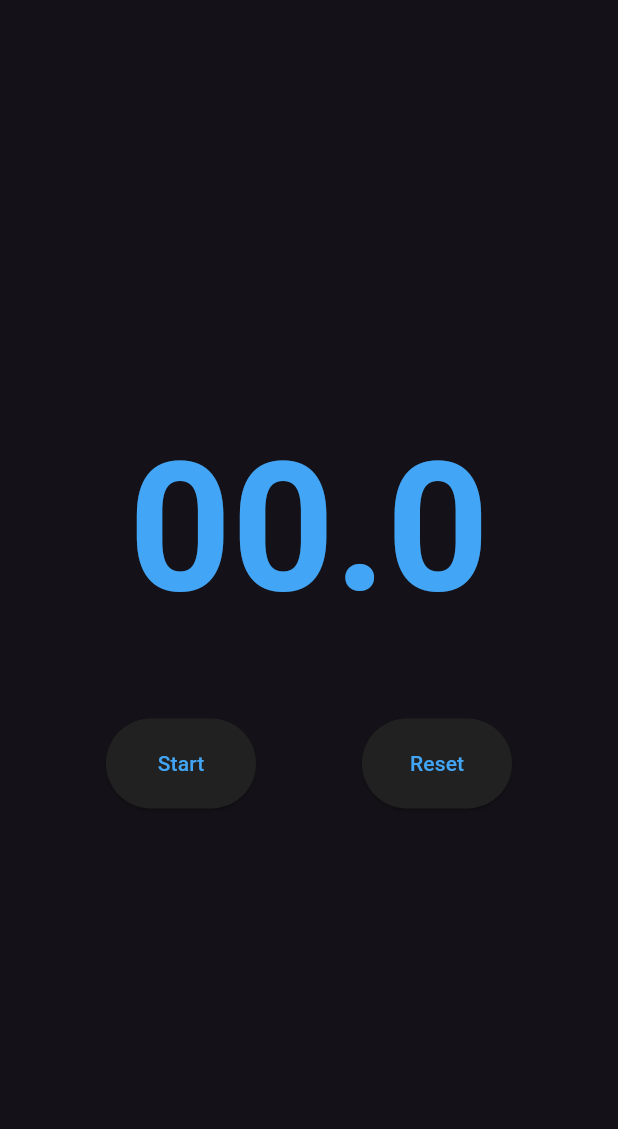
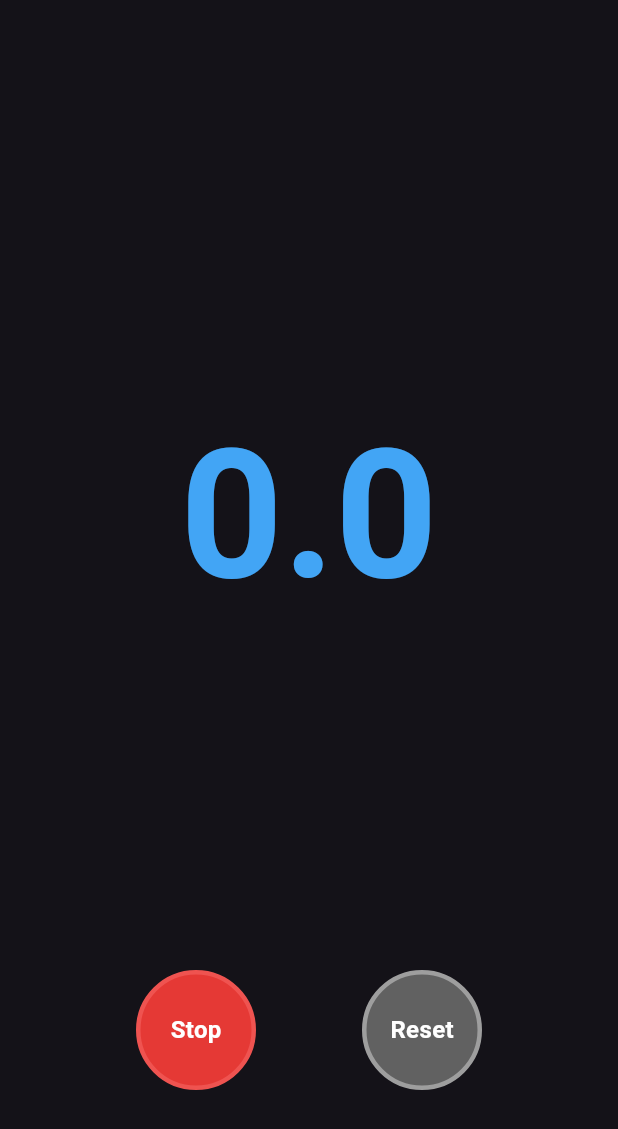
Before and after one commit to ArslanYousaf12/app_with_llm, a Flutter app: the screen it shows after launch, after a tap on "Start", on a phone screen of 412 x 824 dp. Shown: the top 1129 px of the screen. Run offline on Flutter 3.47's test engine with Material 3 defaults, Android fonts, the phone set to English and light mode, and no system bars; our stand-ins replace audioplayers, permission_handler, speech_to_text; Roboto replaces fonts that are missing (BabasNeue).

Commit message:
Complete voice-activated timer app implementation
- Implemented all 13 planned steps from Foundation UI to Voice Integration
- Added comprehensive service layer: SpeechService, AudioService, PermissionService
- Built responsive UI with TimerDisplay (Ticker-based) and ControlButtons widgets
- Integrated voice commands with fuzzy matching for "start"/"stop" variations
- Added audio beep feedback and microphone permission handling
- Implemented SS.S time format (total seconds with decimal precision)
- Added comprehensive widget tests and responsive design
- Updated project documentation (CLAUDE.md and plan.md) to reflect completion

Key features:
- Voice-activated timer with hands-free operation
- iOS-style circular control buttons with state-dependent styling
- Dark mode theming with Material 3 design
- Responsive layout adapting to different screen sizes
- Graceful permission handling with UI feedback
- Full test coverage for all components

```diff
--- a/lib/screens/timer_page.dart
+++ b/lib/screens/timer_page.dart
@@ -1,45 +1,264 @@
 import 'package:flutter/material.dart';
+import 'dart:developer';
+import '../widgets/timer_display.dart';
+import '../widgets/control_buttons.dart';
+import '../services/permission_service.dart';
+import '../services/speech_service.dart';
+import '../services/audio_service.dart';
 
-class TimerPage extends StatelessWidget {
+class TimerPage extends StatefulWidget {
   const TimerPage({super.key});
 
   @override
+  State<TimerPage> createState() => _TimerPageState();
+}
+
+class _TimerPageState extends State<TimerPage> {
+  final Stopwatch _stopwatch = Stopwatch();
+  bool _hasMicrophonePermission = false;
+  bool _isSpeechInitialized = false;
+
+  @override
+  void initState() {
+    super.initState();
+    _initializeServices();
+  }
+
+  Future<void> _initializeServices() async {
+    await _checkPermissions();
+    if (_hasMicrophonePermission) {
+      await _initializeSpeech();
+    }
+  }
+
+  Future<void> _checkPermissions() async {
+    final hasPermission = await PermissionService.checkMicrophonePermission();
+    setState(() {
+      _hasMicrophonePermission = hasPermission;
+    });
+
+    if (!hasPermission) {
+      _requestPermissions();
+    }
+  }
+
+  Future<void> _requestPermissions() async {
+    final granted = await PermissionService.requestMicrophonePermission();
+    setState(() {
+      _hasMicrophonePermission = granted;
+    });
+
+    if (granted) {
+      await _initializeSpeech();
+    } else {
+      log('Microphone permission denied - voice features disabled');
+    }
+  }
+
+  Future<void> _initializeSpeech() async {
+    final initialized = await SpeechService.initialize();
+    setState(() {
+      _isSpeechInitialized = initialized;
+    });
+
+    if (initialized) {
+      _startListening();
+    } else {
+      log('Speech recognition initialization failed');
+    }
+  }
+
+  void _startListening() {
+    if (_hasMicrophonePermission && _isSpeechInitialized) {
+      SpeechService.startListening(
+        onResult: _handleVoiceCommand,
+      );
+    }
+  }
+
+  void _handleVoiceCommand(String command) {
+    log('Voice command received: $command');
+
+    final cleanCommand = command.toLowerCase().trim();
+
+    // Parse start commands
+    if (_isStartCommand(cleanCommand)) {
+      if (!_stopwatch.isRunning) {
+        setState(() {
+          _stopwatch.start();
+        });
+        log('Timer started via voice command');
+        _playBeep(); // Will implement in next step
+      }
+    }
+    // Parse stop commands
+    else if (_isStopCommand(cleanCommand)) {
+      if (_stopwatch.isRunning) {
+        setState(() {
+          _stopwatch.stop();
+        });
+        log('Timer stopped via voice command');
+        _playBeep(); // Will implement in next step
+      }
+    }
+
+    // Continue listening for more commands
+    Future.delayed(const Duration(milliseconds: 500), () {
+      _startListening();
+    });
+  }
+
+  bool _isStartCommand(String command) {
+    const startVariations = [
+      'start',
+      'start timer',
+      'begin',
+      'go',
+      'start it',
+      'start now',
+    ];
+
+    return startVariations.any((variation) =>
+      command.contains(variation) ||
+      _fuzzyMatch(command, variation)
+    );
+  }
+
+  bool _isStopCommand(String command) {
+    const stopVariations = [
+      'stop',
+      'stop timer',
+      'pause',
+      'halt',
+      'stop it',
+      'stop now',
+    ];
+
+    return stopVariations.any((variation) =>
+      command.contains(variation) ||
+      _fuzzyMatch(command, variation)
+    );
+  }
+
+  bool _fuzzyMatch(String command, String target) {
+    // Simple fuzzy matching for voice recognition variations
+    if (command.length < target.length) return false;
+
+    int matches = 0;
+    for (int i = 0; i < target.length; i++) {
+      if (command.contains(target[i])) {
+        matches++;
+      }
+    }
+
+    return matches >= (target.length * 0.7); // 70% character match
+  }
+
+  Future<void> _playBeep() async {
+    await AudioService.playBeep();
+  }
+
+  @override
+  void dispose() {
+    AudioService.dispose();
+    super.dispose();
+  }
+
+  @override
   Widget build(BuildContext context) {
+    final screenSize = MediaQuery.of(context).size;
+    final isSmallScreen = screenSize.height < 600;
+
     return Scaffold(
       body: SafeArea(
-        child: Center(
+        child: Padding(
+          padding: const EdgeInsets.symmetric(horizontal: 20),
           child: Column(
-            mainAxisAlignment: MainAxisAlignment.center,
             children: [
-              // Timer display placeholder
-              Text(
-                '00.0',
-                style: Theme.of(context).textTheme.displayLarge?.copyWith(
-                  fontSize: 120,
-                  fontWeight: FontWeight.bold,
-                  color: Theme.of(context).colorScheme.primary,
+              // Top spacer (responsive)
+              Flexible(
+                flex: isSmallScreen ? 2 : 3,
+                child: Container(),
+              ),
+
+              // Timer display with responsive sizing
+              Flexible(
+                flex: 4,
+                child: Center(
+                  child: FittedBox(
+                    fit: BoxFit.scaleDown,
+                    child: TimerDisplay(stopwatch: _stopwatch),
+                  ),
                 ),
               ),
-              const SizedBox(height: 60),
-              // Control buttons placeholder
-              Row(
-                mainAxisAlignment: MainAxisAlignment.spaceEvenly,
-                children: [
-                  ElevatedButton(
-                    onPressed: () {},
-                    style: ElevatedButton.styleFrom(
-                      minimumSize: const Size(100, 60),
+
+              // Middle spacer
+              Flexible(
+                flex: isSmallScreen ? 1 : 2,
+                child: Container(),
+              ),
+
+              // Control buttons
+              Flexible(
+                flex: 2,
+                child: Center(
+                  child: ControlButtons(
+                    isRunning: _stopwatch.isRunning,
+                    onStartStop: () {
+                      setState(() {
+                        if (_stopwatch.isRunning) {
+                          _stopwatch.stop();
+                        } else {
+                          _stopwatch.start();
+                        }
+                      });
+                    },
+                    onReset: () {
+                      setState(() {
+                        _stopwatch.reset();
+                      });
+                    },
+                  ),
+                ),
+              ),
+
+              // Permission status indicator with responsive text
+              if (!_hasMicrophonePermission)
+                Flexible(
+                  flex: 1,
+                  child: Container(
+                    margin: const EdgeInsets.only(top: 12),
+                    padding: const EdgeInsets.symmetric(horizontal: 12, vertical: 6),
+                    decoration: BoxDecoration(
+                      color: Colors.orange.shade800,
+                      borderRadius: BorderRadius.circular(6),
                     ),
-                    child: const Text('Start'),
+                    child: Row(
+                      mainAxisSize: MainAxisSize.min,
+                      children: [
+                        Icon(Icons.mic_off, color: Colors.white, size: 14),
+                        const SizedBox(width: 6),
+                        Flexible(
+                          child: Text(
+                            isSmallScreen
+                                ? 'Voice disabled'
+                                : 'Voice features disabled - microphone access required',
+                            style: TextStyle(
+                              color: Colors.white,
+                              fontSize: isSmallScreen ? 10 : 12,
+                            ),
+                            overflow: TextOverflow.ellipsis,
+                          ),
+                        ),
+                      ],
+                    ),
                   ),
-                  ElevatedButton(
-                    onPressed: () {},
-                    style: ElevatedButton.styleFrom(
-                      minimumSize: const Size(100, 60),
-                    ),
-                    child: const Text('Reset'),
-                  ),
-                ],
+                ),
+
+              // Bottom spacer
+              Flexible(
+                flex: 1,
+                child: Container(),
               ),
             ],
           ),
--- /dev/null
+++ b/lib/services/permission_service.dart
@@ -0,0 +1,45 @@
+import 'package:permission_handler/permission_handler.dart';
+import 'dart:developer';
+
+class PermissionService {
+  static Future<bool> requestMicrophonePermission() async {
+    try {
+      final status = await Permission.microphone.status;
+
+      if (status.isDenied) {
+        final result = await Permission.microphone.request();
+        log('Microphone permission requested: $result');
+        return result.isGranted;
+      }
+
+      if (status.isPermanentlyDenied) {
+        log('Microphone permission permanently denied');
+        return false;
+      }
+
+      log('Microphone permission status: $status');
+      return status.isGranted;
+    } catch (e) {
+      log('Error requesting microphone permission: $e');
+      return false;
+    }
+  }
+
+  static Future<bool> checkMicrophonePermission() async {
+    try {
+      final status = await Permission.microphone.status;
+      return status.isGranted;
+    } catch (e) {
+      log('Error checking microphone permission: $e');
+      return false;
+    }
+  }
+
+  static Future<void> openSettings() async {
+    try {
+      await openAppSettings();
+    } catch (e) {
+      log('Error opening app settings: $e');
+    }
+  }
+}
--- /dev/null
+++ b/lib/services/speech_service.dart
@@ -0,0 +1,91 @@
+import 'package:speech_to_text/speech_to_text.dart';
+import 'dart:developer';
+
+class SpeechService {
+  static final SpeechToText _speechToText = SpeechToText();
+  static bool _isInitialized = false;
+  static bool _isListening = false;
+
+  static bool get isListening => _isListening;
+  static bool get isInitialized => _isInitialized;
+
+  static Future<bool> initialize() async {
+    try {
+      _isInitialized = await _speechToText.initialize(
+        onError: (error) {
+          log('Speech recognition error: ${error.errorMsg}');
+          _isListening = false;
+        },
+        onStatus: (status) {
+          log('Speech recognition status: $status');
+          _isListening = status == 'listening';
+        },
+      );
+
+      log('Speech recognition initialized: $_isInitialized');
+      return _isInitialized;
+    } catch (e) {
+      log('Error initializing speech recognition: $e');
+      return false;
+    }
+  }
+
+  static Future<void> startListening({
+    required Function(String) onResult,
+  }) async {
+    if (!_isInitialized) {
+      log('Speech recognition not initialized');
+      return;
+    }
+
+    if (_isListening) {
+      log('Already listening');
+      return;
+    }
+
+    try {
+      await _speechToText.listen(
+        onResult: (result) {
+          if (result.finalResult) {
+            log('Speech result: ${result.recognizedWords}');
+            onResult(result.recognizedWords.toLowerCase());
+          }
+        },
+        listenFor: const Duration(seconds: 30),
+        pauseFor: const Duration(seconds: 3),
+        partialResults: false,
+        cancelOnError: true,
+        listenMode: ListenMode.confirmation,
+      );
+
+      _isListening = true;
+      log('Started listening for voice commands');
+    } catch (e) {
+      log('Error starting speech recognition: $e');
+    }
+  }
+
+  static Future<void> stopListening() async {
+    if (!_isListening) return;
+
+    try {
+      await _speechToText.stop();
+      _isListening = false;
+      log('Stopped listening for voice commands');
+    } catch (e) {
+      log('Error stopping speech recognition: $e');
+    }
+  }
+
+  static Future<void> cancelListening() async {
+    if (!_isListening) return;
+
+    try {
+      await _speechToText.cancel();
+      _isListening = false;
+      log('Cancelled speech recognition');
+    } catch (e) {
+      log('Error cancelling speech recognition: $e');
+    }
+  }
+}
--- /dev/null
+++ b/lib/widgets/control_buttons.dart
@@ -0,0 +1,88 @@
+import 'package:flutter/material.dart';
+
+class ControlButtons extends StatelessWidget {
+  final bool isRunning;
+  final VoidCallback onStartStop;
+  final VoidCallback onReset;
+
+  const ControlButtons({
+    super.key,
+    required this.isRunning,
+    required this.onStartStop,
+    required this.onReset,
+  });
+
+  @override
+  Widget build(BuildContext context) {
+    return Row(
+      mainAxisAlignment: MainAxisAlignment.spaceEvenly,
+      children: [
+        // Start/Stop button styled like iOS stopwatch
+        Container(
+          width: 80,
+          height: 80,
+          decoration: BoxDecoration(
+            shape: BoxShape.circle,
+            color: isRunning
+                ? Colors.red.shade600
+                : Colors.green.shade600,
+            border: Border.all(
+              color: isRunning
+                  ? Colors.red.shade400
+                  : Colors.green.shade400,
+              width: 3,
+            ),
+          ),
+          child: Material(
+            color: Colors.transparent,
+            child: InkWell(
+              borderRadius: BorderRadius.circular(40),
+              onTap: onStartStop,
+              child: Center(
+                child: Text(
+                  isRunning ? 'Stop' : 'Start',
+                  style: TextStyle(
+                    color: Colors.white,
+                    fontSize: 16,
+                    fontWeight: FontWeight.w600,
+                  ),
+                ),
+              ),
+            ),
+          ),
+        ),
+
+        // Reset button
+        Container(
+          width: 80,
+          height: 80,
+          decoration: BoxDecoration(
+            shape: BoxShape.circle,
+            color: Colors.grey.shade700,
+            border: Border.all(
+              color: Colors.grey.shade500,
+              width: 3,
+            ),
+          ),
+          child: Material(
+            color: Colors.transparent,
+            child: InkWell(
+              borderRadius: BorderRadius.circular(40),
+              onTap: onReset,
+              child: Center(
+                child: Text(
+                  'Reset',
+                  style: TextStyle(
+                    color: Colors.white,
+                    fontSize: 16,
+                    fontWeight: FontWeight.w600,
+                  ),
+                ),
+              ),
+            ),
+          ),
+        ),
+      ],
+    );
+  }
+}
--- /dev/null
+++ b/lib/widgets/timer_display.dart
@@ -0,0 +1,56 @@
+import 'package:flutter/material.dart';
+import 'package:flutter/scheduler.dart';
+
+class TimerDisplay extends StatefulWidget {
+  final Stopwatch stopwatch;
+
+  const TimerDisplay({super.key, required this.stopwatch});
+
+  @override
+  State<TimerDisplay> createState() => _TimerDisplayState();
+}
+
+class _TimerDisplayState extends State<TimerDisplay>
+    with TickerProviderStateMixin {
+  late Ticker _ticker;
+
+  @override
+  void initState() {
+    super.initState();
+    _ticker = createTicker(_onTick);
+    _ticker.start();
+  }
+
+  @override
+  void dispose() {
+    _ticker.dispose();
+    super.dispose();
+  }
+
+  void _onTick(Duration elapsed) {
+    if (widget.stopwatch.isRunning || mounted) {
+      setState(() {});
+    }
+  }
+
+  String _formatTime(Duration duration) {
+    final totalSeconds = duration.inMilliseconds / 1000.0;
+    return totalSeconds.toStringAsFixed(1);
+  }
+
+  @override
+  Widget build(BuildContext context) {
+    final elapsed = widget.stopwatch.elapsed;
+    final formattedTime = _formatTime(elapsed);
+
+    return Text(
+      formattedTime,
+      style: Theme.of(context).textTheme.displayLarge?.copyWith(
+        fontSize: 120,
+        fontWeight: FontWeight.bold,
+        color: Theme.of(context).colorScheme.primary,
+        fontFamily: 'BabasNeue',
+      ),
+    );
+  }
+}
```
Also changed, not shown: lib/services/audio_service.dart (added, +58 -0 lines), 4 other files.
